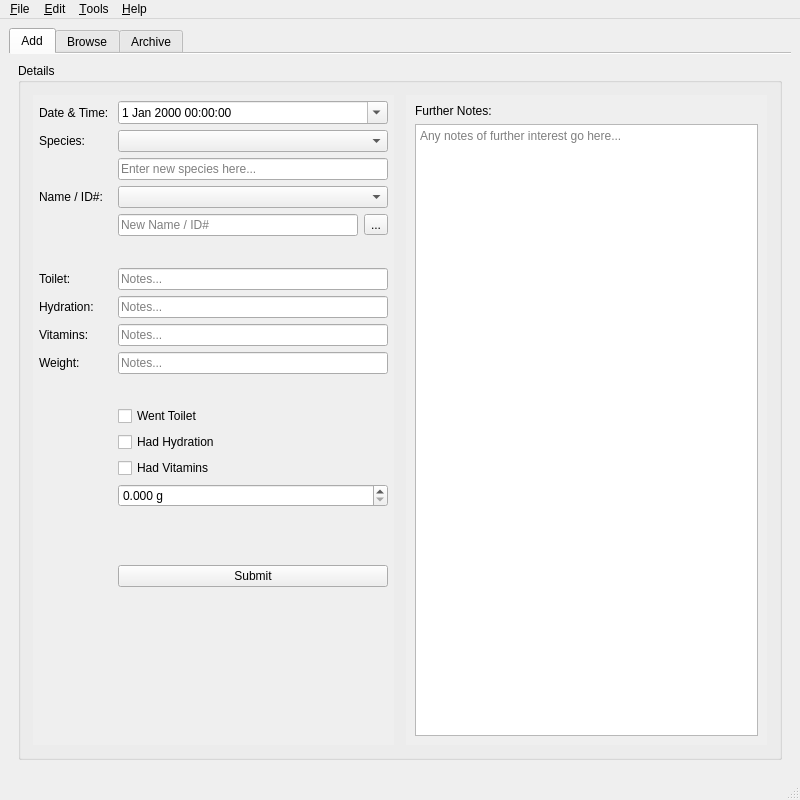
This is src/gui/herpapp.ui in GekkoFyre/HerpLog as Qt 5 draws it before an edit. The edited form follows.
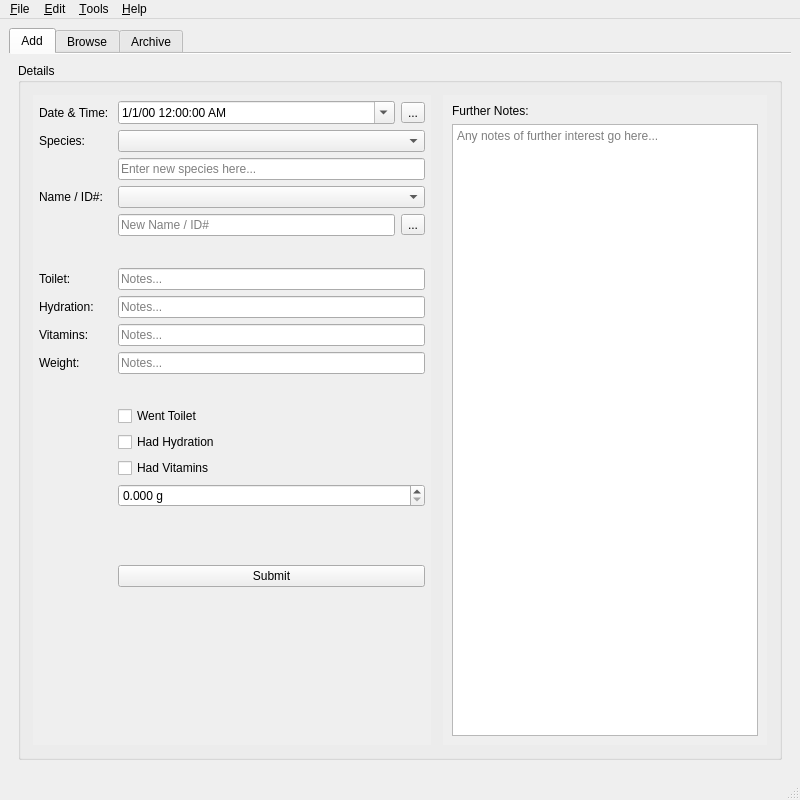
This is the edited form.

Commit message: * Cleaned up the code a little. * Added some QDateTime functionality related to the database.

```diff
--- a/src/gui/herpapp.ui
+++ b/src/gui/herpapp.ui
@@ -42,6 +42,12 @@
           <layout class="QHBoxLayout" name="horizontalLayout">
            <item>
             <widget class="QFrame" name="add_db_left_frame">
+             <property name="sizePolicy">
+              <sizepolicy hsizetype="Preferred" vsizetype="Preferred">
+               <horstretch>55</horstretch>
+               <verstretch>0</verstretch>
+              </sizepolicy>
+             </property>
              <property name="frameShape">
               <enum>QFrame::NoFrame</enum>
              </property>
@@ -66,6 +72,9 @@
                 <property name="frameShape">
                  <enum>QFrame::NoFrame</enum>
                 </property>
+                <property name="horizontalScrollBarPolicy">
+                 <enum>Qt::ScrollBarAlwaysOff</enum>
+                </property>
                 <property name="widgetResizable">
                  <bool>true</bool>
                 </property>
@@ -74,7 +83,7 @@
                   <rect>
                    <x>0</x>
                    <y>0</y>
-                   <width>361</width>
+                   <width>399</width>
                    <height>625</height>
                   </rect>
                  </property>
@@ -319,10 +328,47 @@
                    </widget>
                   </item>
                   <item row="0" column="1">
-                   <widget class="QDateTimeEdit" name="dateTime_add_record">
-                    <property name="calendarPopup">
-                     <bool>true</bool>
+                   <widget class="QFrame" name="frame_add_record_datetime">
+                    <property name="frameShape">
+                     <enum>QFrame::NoFrame</enum>
                     </property>
+                    <property name="frameShadow">
+                     <enum>QFrame::Raised</enum>
+                    </property>
+                    <layout class="QHBoxLayout" name="horizontalLayout_4">
+                     <property name="spacing">
+                      <number>6</number>
+                     </property>
+                     <property name="leftMargin">
+                      <number>0</number>
+                     </property>
+                     <property name="topMargin">
+                      <number>0</number>
+                     </property>
+                     <property name="rightMargin">
+                      <number>0</number>
+                     </property>
+                     <property name="bottomMargin">
+                      <number>0</number>
+                     </property>
+                     <item>
+                      <widget class="QDateTimeEdit" name="dateTime_add_record">
+                       <property name="displayFormat">
+                        <string>d/M/yy h:mm:ss AP</string>
+                       </property>
+                       <property name="calendarPopup">
+                        <bool>true</bool>
+                       </property>
+                      </widget>
+                     </item>
+                     <item>
+                      <widget class="QToolButton" name="toolButton_add_record_update_datetime">
+                       <property name="text">
+                        <string>...</string>
+                       </property>
+                      </widget>
+                     </item>
+                    </layout>
                    </widget>
                   </item>
                  </layout>
@@ -334,6 +380,12 @@
            </item>
            <item>
             <widget class="QFrame" name="add_db_right_frame">
+             <property name="sizePolicy">
+              <sizepolicy hsizetype="Preferred" vsizetype="Preferred">
+               <horstretch>45</horstretch>
+               <verstretch>0</verstretch>
+              </sizepolicy>
+             </property>
              <property name="frameShape">
               <enum>QFrame::NoFrame</enum>
              </property>
@@ -366,7 +418,7 @@
                   <rect>
                    <x>0</x>
                    <y>0</y>
-                   <width>361</width>
+                   <width>324</width>
                    <height>625</height>
                   </rect>
                  </property>
```
Left out of the diff: 28 changed lines with no effect on the pictures. The commit also changes 6 other files.
